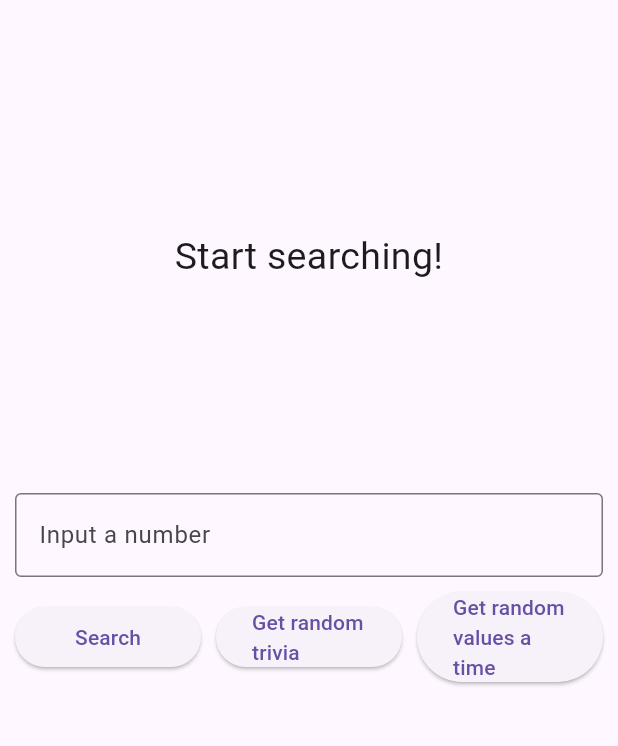
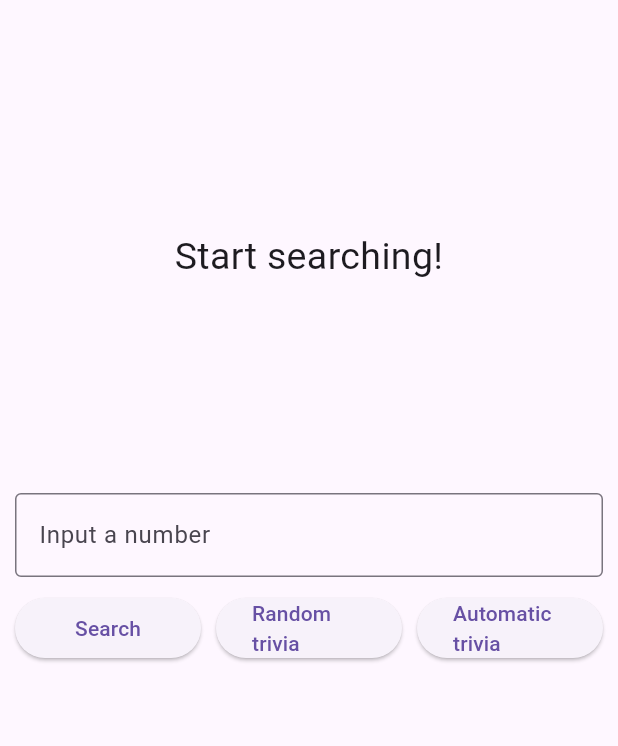
Before and after one commit to anthonyR012/clean_arquitecture_tdd, a Flutter app: the screen it shows after launch, on a phone screen of 412 x 824 dp, the part 63-809 px from its top. Run offline on Flutter 3.47's test engine with Material 3 defaults, Android fonts, the light colour scheme and no system bars; our stand-ins replace bloc, connectivity_plus, dartz, equatable, flutter_bloc, get_it and 1 more.

Commit message:
Automatic number random

```diff
--- a/lib/features/number_trivia/presentation/bloc/number_trivia_bloc.dart
+++ b/lib/features/number_trivia/presentation/bloc/number_trivia_bloc.dart
@@ -1,3 +1,4 @@
+import 'dart:async';
 
 import 'package:flutter_bloc/flutter_bloc.dart';
 import 'package:tdd_test/core/error/failures.dart';
@@ -17,7 +18,6 @@ class NumberTriviaBloc extends Bloc<NumberTriviaEvent, NumberTriviaState> {
   final GetConcreteNumberTrivia getConcreteNumberTrivia;
   final GetRandomNumberTrivia getRandomNumberTrivia;
   final InputConverter inputConverter;
-
   NumberTriviaBloc({
     required this.getConcreteNumberTrivia,
     required this.getRandomNumberTrivia,
@@ -25,6 +25,7 @@ class NumberTriviaBloc extends Bloc<NumberTriviaEvent, NumberTriviaState> {
   }) : super(Empty()) {
     on<GetTriviaForRandomNumber>(_getTriviaForRandomNumber);
     on<GetTriviaForConcreteNumber>(_getTriviaForConcreteNumber);
+    on<GetAutomaticTrivia>(_getAutomaticTrivia);
   }
 
   _getTriviaForRandomNumber(
@@ -59,6 +60,14 @@ class NumberTriviaBloc extends Bloc<NumberTriviaEvent, NumberTriviaState> {
     }
   }
 
+  _getAutomaticTrivia(
+      GetAutomaticTrivia event, Emitter<NumberTriviaState> emit) async {
+    while(true){
+      await Future.delayed(const Duration(seconds: 5));
+      add(GetTriviaForRandomNumber());
+    }
+  }
+
 
   String _mapFailureToMessage(Failure failure) {
     switch (failure.runtimeType) {
@@ -70,4 +79,5 @@ class NumberTriviaBloc extends Bloc<NumberTriviaEvent, NumberTriviaState> {
         return 'Unexpected error';
     }
   }
+
 }
--- a/lib/features/number_trivia/presentation/bloc/number_trivia_event.dart
+++ b/lib/features/number_trivia/presentation/bloc/number_trivia_event.dart
@@ -1,5 +1,5 @@
 import 'package:equatable/equatable.dart';
-import 'package:meta/meta.dart';
+import 'package:flutter/foundation.dart';
 
 @immutable
 abstract class NumberTriviaEvent extends Equatable {
@@ -17,3 +17,8 @@ class GetTriviaForConcreteNumber extends NumberTriviaEvent {
 }
 
 class GetTriviaForRandomNumber extends NumberTriviaEvent {}
+
+
+class GetAutomaticTrivia extends NumberTriviaEvent {
+
+}
--- a/lib/features/number_trivia/presentation/widgets/trivia_controls.dart
+++ b/lib/features/number_trivia/presentation/widgets/trivia_controls.dart
@@ -46,15 +46,15 @@ class _TriviaControlsState extends State<TriviaControls> {
             SizedBox(width: 10),
             Expanded(
               child: ElevatedButton(
-                child: Text('Get random trivia'),
+                child: Text('Random trivia'),
                 onPressed: dispatchRandom,
               ),
             ),
              SizedBox(width: 10),
             Expanded(
               child: ElevatedButton(
-                child: Text('Get random values a time'),
-                onPressed: dispatchRandom,
+                child: Text('Automatic trivia'),
+                onPressed: dispatchAutomatic,
               ),
             ),
           ],
@@ -73,4 +73,9 @@ class _TriviaControlsState extends State<TriviaControls> {
     controller.clear();
     BlocProvider.of<NumberTriviaBloc>(context).add(GetTriviaForRandomNumber());
   }
+
+    void dispatchAutomatic() {
+    controller.clear();
+    BlocProvider.of<NumberTriviaBloc>(context).add(GetAutomaticTrivia());
+  }
 }
```
